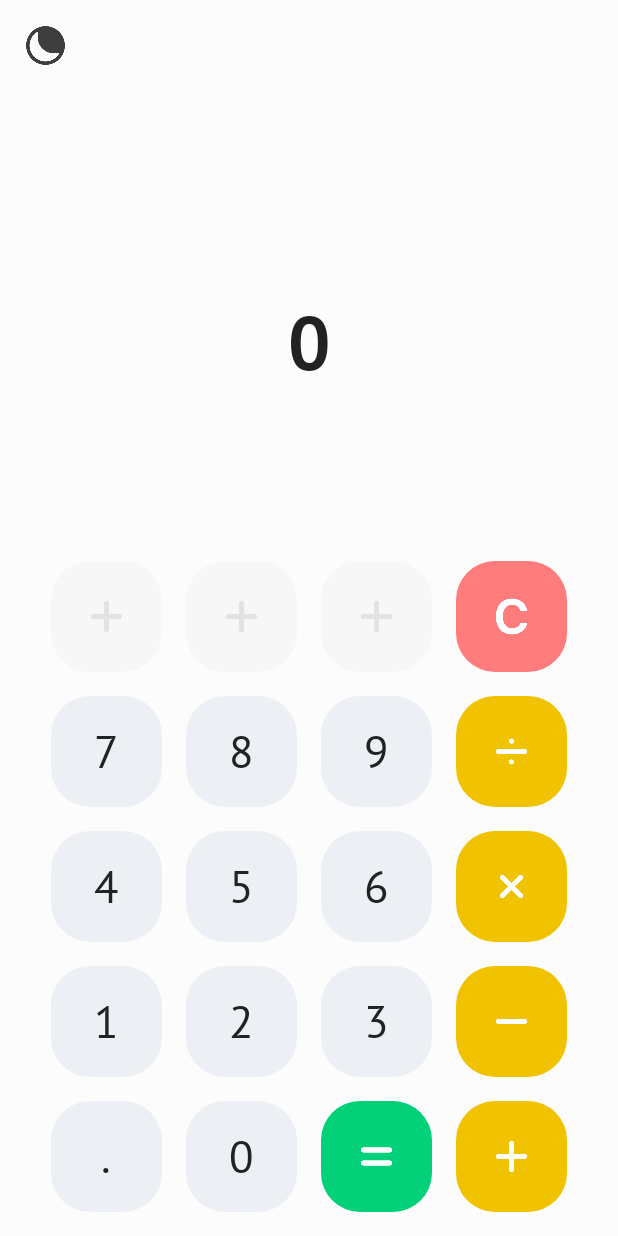
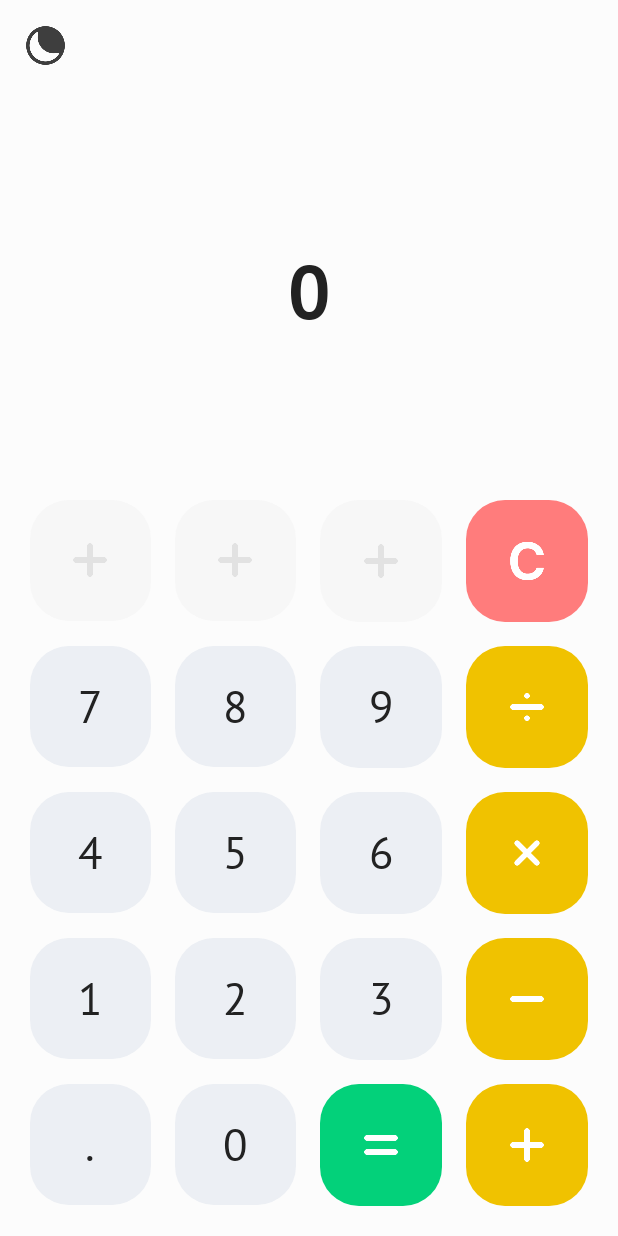
Before and after one commit to chervonyi/calculator2, an Android app: the screen it shows after launch (MainActivity), on a phone screen of 412 x 824 dp. Run offline under Robolectric (Android 15) with nearby library versions, the phone set to English and light mode, and no system bars.

Commit message:
Enable support of different screen sizes
Remake method of calculation of button size. Previous method used static button size and static divider. I replace it with static space between buttons and dynamic button sizes to fill up the whole screen width. Now, it looks good for every screen dimensions.

```diff
--- a/Calculator/app/src/main/java/room106/calculator/CalculatorButton.kt
+++ b/Calculator/app/src/main/java/room106/calculator/CalculatorButton.kt
@@ -26,7 +26,6 @@ class CalculatorButton: RelativeLayout {
             fun getByValue(value: Int) = values.firstOrNull { it.value == value }
         }
     }
-
 
     private lateinit var buttonLayout: RelativeLayout
     private lateinit var buttonText: TextView
@@ -141,4 +140,7 @@ class CalculatorButton: RelativeLayout {
         buttonLayout.isSelected = isActive
     }
 
+    override fun onMeasure(widthMeasureSpec: Int, heightMeasureSpec: Int) {
+        super.onMeasure(widthMeasureSpec, widthMeasureSpec)
+    }
 }
--- a/Calculator/app/src/main/java/room106/calculator/MainActivity.kt
+++ b/Calculator/app/src/main/java/room106/calculator/MainActivity.kt
@@ -16,7 +16,6 @@ class MainActivity : AppCompatActivity() {
 
     // Views
     private lateinit var buttonChangeTheme: ImageButton
-    private lateinit var supportingTextView: TextView
     private lateinit var mainTextView: TextView
     private var memorySlots = ArrayList<CalculatorButton>()
 
@@ -84,14 +83,12 @@ class MainActivity : AppCompatActivity() {
         buttonSound = MediaPlayer.create(this, R.raw.button_click_sound)
 
         // Connect all views
-        supportingTextView = findViewById(R.id.supportingTextView)
         mainTextView = findViewById(R.id.mainTextView)
         additionOperatorButton = findViewById(R.id.buttonOpAdd)
         subtractionOperatorButton = findViewById(R.id.buttonOpSubtract)
         multiplicationOperatorButton = findViewById(R.id.buttonOpMultiply)
         divisionOperatorButton = findViewById(R.id.buttonOpDivision)
 
-        supportingTextView.visibility = View.INVISIBLE
         mainTextView.text = "0"
 
         // Connect memory buttons
--- a/Calculator/app/src/main/res/drawable/buttons_divider.xml
+++ /dev/null
@@ -1,4 +0,0 @@
-<?xml version="1.0" encoding="utf-8"?>
-<shape xmlns:android="http://schemas.android.com/apk/res/android">
-    <size android:height="16dp" android:width="16dp"/>
-</shape>
--- a/Calculator/app/src/main/res/layout/activity_main.xml
+++ b/Calculator/app/src/main/res/layout/activity_main.xml
@@ -22,27 +22,12 @@
         android:padding="12dp"
         android:onClick="onClickChangeTheme"/>
 
-    <LinearLayout
+    <TextView
+        android:id="@+id/mainTextView"
         android:layout_width="match_parent"
         android:layout_height="0dp"
         android:layout_weight="1"
-        android:orientation="vertical"
-        android:gravity="center">
-
-        <TextView
-            android:id="@+id/supportingTextView"
-            android:layout_width="match_parent"
-            android:layout_height="wrap_content"
-            android:textSize="20sp"
-            android:textAlignment="center"
-            android:fontFamily="@font/ptsans_regular"
-            android:textColor="?attr/headerFontSubColor"
-            android:text="100+24"/>
-
-        <TextView
-            android:id="@+id/mainTextView"
-            android:layout_width="match_parent"
-            android:layout_height="wrap_content"
+        android:gravity="center"
         android:textSize="50sp"
         android:fontFamily="@font/ptsans_bold"
         android:textColor="?attr/headerFontMainColor"
@@ -51,243 +36,330 @@
         android:textAlignment="center"
         android:text="123456789"/>
 
-    </LinearLayout>
-
-    <TableLayout
+    <LinearLayout
         android:layout_width="match_parent"
         android:layout_height="wrap_content"
-        android:divider="@drawable/buttons_divider"
-        android:showDividers="middle"
-        android:layout_marginBottom="16dp">
+        android:layout_marginBottom="20dp"
+        android:layout_marginStart="20dp"
+        android:layout_marginEnd="20dp"
+        android:orientation="vertical">
 
-        <TableRow
+        <LinearLayout
             android:layout_width="match_parent"
-            android:layout_height="match_parent"
-            android:divider="@drawable/buttons_divider"
-            android:showDividers="middle"
-            android:gravity="center">
+            android:layout_height="wrap_content"
+            android:gravity="center"
+            android:orientation="horizontal">
 
             <room106.calculator.CalculatorButton
                 android:id="@+id/buttonMemory0"
-                android:layout_width="@dimen/calculatorButtonSize"
-                android:layout_height="@dimen/calculatorButtonSize"
+                android:layout_width="0dp"
+                android:layout_weight="1"
+                android:layout_height="wrap_content"
                 app:src="@drawable/ic_plus"
                 app:buttonBackground="@drawable/empty_memory_slot_button"
                 app:type="memory"
                 android:onClick="onClickMemoryButton" />
 
+            <Space
+                android:layout_width="@dimen/numberDividerSize"
+                android:layout_height="match_parent"/>
+
             <room106.calculator.CalculatorButton
                 android:id="@+id/buttonMemory1"
-                android:layout_width="@dimen/calculatorButtonSize"
-                android:layout_height="@dimen/calculatorButtonSize"
+                android:layout_width="0dp"
+                android:layout_weight="1"
+                android:layout_height="wrap_content"
                 app:src="@drawable/ic_plus"
                 app:buttonBackground="@drawable/empty_memory_slot_button"
                 app:type="memory"
                 android:onClick="onClickMemoryButton"/>
 
+            <Space
+                android:layout_width="@dimen/numberDividerSize"
+                android:layout_height="match_parent"/>
+
             <room106.calculator.CalculatorButton
                 android:id="@+id/buttonMemory2"
-                android:layout_width="@dimen/calculatorButtonSize"
-                android:layout_height="@dimen/calculatorButtonSize"
+                android:layout_width="0dp"
+                android:layout_weight="1"
+                android:layout_height="wrap_content"
                 app:src="@drawable/ic_plus"
                 app:buttonBackground="@drawable/empty_memory_slot_button"
                 app:type="memory"
                 android:onClick="onClickMemoryButton"/>
 
+            <Space
+                android:layout_width="@dimen/numberDividerSize"
+                android:layout_height="match_parent"/>
+
             <room106.calculator.CalculatorButton
                 android:id="@+id/buttonErase"
-                android:layout_width="@dimen/calculatorButtonSize"
-                android:layout_height="@dimen/calculatorButtonSize"
+                android:layout_width="0dp"
+                android:layout_weight="1"
+                android:layout_height="wrap_content"
                 app:src="@drawable/ic_erase"
                 app:buttonBackground="@drawable/erase_button"
                 app:type="erase"
                 android:onClick="onClickEraseButton"/>
 
-        </TableRow>
+        </LinearLayout>
 
-        <TableRow
+        <Space
+            android:layout_width="match_parent"
+            android:layout_height="@dimen/numberDividerSize"/>
+
+        <LinearLayout
             android:layout_width="match_parent"
             android:layout_height="match_parent"
             android:gravity="center"
-            android:divider="@drawable/buttons_divider"
-            android:showDividers="middle">
+            android:orientation="horizontal">
 
             <room106.calculator.CalculatorButton
                 android:id="@+id/buttonNum7"
-                android:layout_width="@dimen/calculatorButtonSize"
-                android:layout_height="@dimen/calculatorButtonSize"
+                android:layout_width="0dp"
+                android:layout_weight="1"
+                android:layout_height="wrap_content"
                 app:text="7"
                 app:buttonBackground="@drawable/number_button"
                 app:type="digit"
                 android:onClick="onClickDigit"/>
 
+            <Space
+                android:layout_width="@dimen/numberDividerSize"
+                android:layout_height="match_parent"/>
+
             <room106.calculator.CalculatorButton
                 android:id="@+id/buttonNum8"
-                android:layout_width="@dimen/calculatorButtonSize"
-                android:layout_height="@dimen/calculatorButtonSize"
+                android:layout_width="0dp"
+                android:layout_weight="1"
+                android:layout_height="wrap_content"
                 app:text="8"
                 app:buttonBackground="@drawable/number_button"
                 app:type="digit"
                 android:onClick="onClickDigit"/>
 
+            <Space
+                android:layout_width="@dimen/numberDividerSize"
+                android:layout_height="match_parent"/>
+
             <room106.calculator.CalculatorButton
                 android:id="@+id/buttonNum9"
-                android:layout_width="@dimen/calculatorButtonSize"
-                android:layout_height="@dimen/calculatorButtonSize"
+                android:layout_width="0dp"
+                android:layout_weight="1"
+                android:layout_height="wrap_content"
                 app:text="9"
                 app:buttonBackground="@drawable/number_button"
                 app:type="digit"
                 android:onClick="onClickDigit"/>
 
+            <Space
+                android:layout_width="@dimen/numberDividerSize"
+                android:layout_height="match_parent"/>
 
             <room106.calculator.CalculatorButton
                 android:id="@+id/buttonOpDivision"
-                android:layout_width="@dimen/calculatorButtonSize"
-                android:layout_height="@dimen/calculatorButtonSize"
+                android:layout_width="0dp"
+                android:layout_weight="1"
+                android:layout_height="wrap_content"
                 app:src="@drawable/ic_division"
                 app:buttonBackground="@drawable/operation_button"
                 app:type="operation"
                 android:onClick="onClickOperationButton"/>
 
-        </TableRow>
+        </LinearLayout>
 
-        <TableRow
+        <Space
+            android:layout_width="match_parent"
+            android:layout_height="@dimen/numberDividerSize"/>
+
+        <LinearLayout
             android:layout_width="match_parent"
             android:layout_height="match_parent"
-            android:divider="@drawable/buttons_divider"
-            android:showDividers="middle"
-            android:gravity="center">
+            android:gravity="center"
+            android:orientation="horizontal">
 
             <room106.calculator.CalculatorButton
                 android:id="@+id/buttonNum4"
-                android:layout_width="@dimen/calculatorButtonSize"
-                android:layout_height="@dimen/calculatorButtonSize"
+                android:layout_width="0dp"
+                android:layout_weight="1"
+                android:layout_height="wrap_content"
                 app:text="4"
                 app:buttonBackground="@drawable/number_button"
                 app:type="digit"
                 android:onClick="onClickDigit"/>
 
+            <Space
+                android:layout_width="@dimen/numberDividerSize"
+                android:layout_height="match_parent"/>
+
             <room106.calculator.CalculatorButton
                 android:id="@+id/buttonNum5"
-                android:layout_width="@dimen/calculatorButtonSize"
-                android:layout_height="@dimen/calculatorButtonSize"
+                android:layout_width="0dp"
+                android:layout_weight="1"
+                android:layout_height="wrap_content"
                 app:text="5"
                 app:buttonBackground="@drawable/number_button"
                 app:type="digit"
                 android:onClick="onClickDigit"/>
 
+            <Space
+                android:layout_width="@dimen/numberDividerSize"
+                android:layout_height="match_parent"/>
+
             <room106.calculator.CalculatorButton
                 android:id="@+id/buttonNum6"
-                android:layout_width="@dimen/calculatorButtonSize"
-                android:layout_height="@dimen/calculatorButtonSize"
+                android:layout_width="0dp"
+                android:layout_weight="1"
+                android:layout_height="wrap_content"
                 app:text="6"
                 app:buttonBackground="@drawable/number_button"
                 app:type="digit"
                 android:onClick="onClickDigit"/>
 
+            <Space
+                android:layout_width="@dimen/numberDividerSize"
+                android:layout_height="match_parent"/>
 
             <room106.calculator.CalculatorButton
                 android:id="@+id/buttonOpMultiply"
-                android:layout_width="@dimen/calculatorButtonSize"
-                android:layout_height="@dimen/calculatorButtonSize"
+                android:layout_width="0dp"
+                android:layout_weight="1"
+                android:layout_height="wrap_content"
                 app:src="@drawable/ic_multiply"
                 app:buttonBackground="@drawable/operation_button"
                 app:type="operation"
                 android:onClick="onClickOperationButton"/>
 
-        </TableRow>
+        </LinearLayout>
 
-        <TableRow
+        <Space
+            android:layout_width="match_parent"
+            android:layout_height="@dimen/numberDividerSize"/>
+
+        <LinearLayout
             android:layout_width="match_parent"
             android:layout_height="match_parent"
-            android:divider="@drawable/buttons_divider"
-            android:showDividers="middle"
-            android:gravity="center">
+            android:gravity="center"
+            android:orientation="horizontal">
 
             <room106.calculator.CalculatorButton
                 android:id="@+id/buttonNum1"
-                android:layout_width="@dimen/calculatorButtonSize"
-                android:layout_height="@dimen/calculatorButtonSize"
+                android:layout_width="0dp"
+                android:layout_weight="1"
+                android:layout_height="wrap_content"
                 app:text="1"
                 app:buttonBackground="@drawable/number_button"
                 app:type="digit"
                 android:onClick="onClickDigit"/>
 
+            <Space
+                android:layout_width="@dimen/numberDividerSize"
+                android:layout_height="match_parent"/>
+
             <room106.calculator.CalculatorButton
                 android:id="@+id/buttonNum2"
-                android:layout_width="@dimen/calculatorButtonSize"
-                android:layout_height="@dimen/calculatorButtonSize"
+                android:layout_width="0dp"
+                android:layout_weight="1"
+                android:layout_height="wrap_content"
                 app:text="2"
                 app:buttonBackground="@drawable/number_button"
                 app:type="digit"
                 android:onClick="onClickDigit"/>
 
+            <Space
+                android:layout_width="@dimen/numberDividerSize"
+                android:layout_height="match_parent"/>
+
             <room106.calculator.CalculatorButton
                 android:id="@+id/buttonNum3"
-                android:layout_width="@dimen/calculatorButtonSize"
-                android:layout_height="@dimen/calculatorButtonSize"
+                android:layout_width="0dp"
+                android:layout_weight="1"
+                android:layout_height="wrap_content"
                 app:text="3"
                 app:buttonBackground="@drawable/number_button"
                 app:type="digit"
                 android:onClick="onClickDigit"/>
 
+            <Space
+                android:layout_width="@dimen/numberDividerSize"
+                android:layout_height="match_parent"/>
 
             <room106.calculator.CalculatorButton
                 android:id="@+id/buttonOpSubtract"
-                android:layout_width="@dimen/calculatorButtonSize"
-                android:layout_height="@dimen/calculatorButtonSize"
+                android:layout_width="0dp"
+                android:layout_weight="1"
+                android:layout_height="wrap_content"
                 app:src="@drawable/ic_subtract"
                 app:buttonBackground="@drawable/operation_button"
                 app:type="operation"
                 android:onClick="onClickOperationButton"/>
 
-        </TableRow>
+        </LinearLayout>
 
-        <TableRow
+        <Space
+            android:layout_width="match_parent"
+            android:layout_height="@dimen/numberDividerSize"/>
+
+        <LinearLayout
             android:layout_width="match_parent"
             android:layout_height="match_parent"
-            android:divider="@drawable/buttons_divider"
-            android:showDividers="middle"
-            android:gravity="center">
+            android:gravity="center"
+            android:orientation="horizontal">
 
             <room106.calculator.CalculatorButton
                 android:id="@+id/buttonDecimalPoint"
-                android:layout_width="@dimen/calculatorButtonSize"
-                android:layout_height="@dimen/calculatorButtonSize"
+                android:layout_width="0dp"
+                android:layout_weight="1"
+                android:layout_height="wrap_content"
                 app:text="."
                 app:buttonBackground="@drawable/number_button"
                 app:type="digit"
                 android:onClick="onClickDecimalPoint"/>
 
+            <Space
+                android:layout_width="@dimen/numberDividerSize"
+                android:layout_height="match_parent"/>
+
             <room106.calculator.CalculatorButton
                 android:id="@+id/buttonNum0"
-                android:layout_width="@dimen/calculatorButtonSize"
-                android:layout_height="@dimen/calculatorButtonSize"
+                android:layout_width="0dp"
+                android:layout_weight="1"
+                android:layout_height="wrap_content"
                 app:text="0"
                 app:buttonBackground="@drawable/number_button"
                 app:type="digit"
                 android:onClick="onClickDigit"/>
 
+            <Space
+                android:layout_width="@dimen/numberDividerSize"
+                android:layout_height="match_parent"/>
+
             <room106.calculator.CalculatorButton
                 android:id="@+id/buttonCalculation"
-                android:layout_width="@dimen/calculatorButtonSize"
-                android:layout_height="@dimen/calculatorButtonSize"
+                android:layout_width="0dp"
+                android:layout_weight="1"
+                android:layout_height="wrap_content"
                 app:src="@drawable/ic_equal"
                 app:buttonBackground="@drawable/calculation_button"
                 app:type="calculation"
                 android:onClick="onClickCalculationButton"/>
 
+            <Space
+                android:layout_width="@dimen/numberDividerSize"
+                android:layout_height="match_parent"/>
+
             <room106.calculator.CalculatorButton
                 android:id="@+id/buttonOpAdd"
-                android:layout_width="@dimen/calculatorButtonSize"
-                android:layout_height="@dimen/calculatorButtonSize"
+                android:layout_width="0dp"
+                android:layout_weight="1"
+                android:layout_height="wrap_content"
                 app:src="@drawable/ic_plus_white"
                 app:buttonBackground="@drawable/operation_button"
                 app:type="operation"
                 android:onClick="onClickOperationButton"/>
 
-        </TableRow>
-    </TableLayout>
+        </LinearLayout>
+    </LinearLayout>
 
 
 </LinearLayout>
--- a/Calculator/app/src/main/res/layout/calculator_button_layout.xml
+++ b/Calculator/app/src/main/res/layout/calculator_button_layout.xml
@@ -2,8 +2,8 @@
 <RelativeLayout
     android:id="@+id/buttonLayout"
     xmlns:android="http://schemas.android.com/apk/res/android"
-    android:layout_width="match_parent"
-    android:layout_height="match_parent"
+    android:layout_width="wrap_content"
+    android:layout_height="wrap_content"
     android:background="@drawable/operation_button">
 
     <TextView
@@ -21,8 +21,8 @@
 
     <ImageView
         android:id="@+id/buttonImage"
-        android:layout_width="26dp"
-        android:layout_height="26dp"
+        android:layout_width="28dp"
+        android:layout_height="28dp"
         android:src="@drawable/ic_sun"
         android:layout_centerInParent="true"
         android:scaleType="fitCenter"
--- a/Calculator/app/src/main/res/values/dimens.xml
+++ b/Calculator/app/src/main/res/values/dimens.xml
@@ -2,4 +2,6 @@
 <resources>
     <dimen name="calculatorButtonSize">74dp</dimen>
     <dimen name="calculatorButtonCornerRadius">26dp</dimen>
+
+    <dimen name="numberDividerSize">16dp</dimen>
 </resources>
```
Lines whose indentation alone changed are shown as unchanged.
